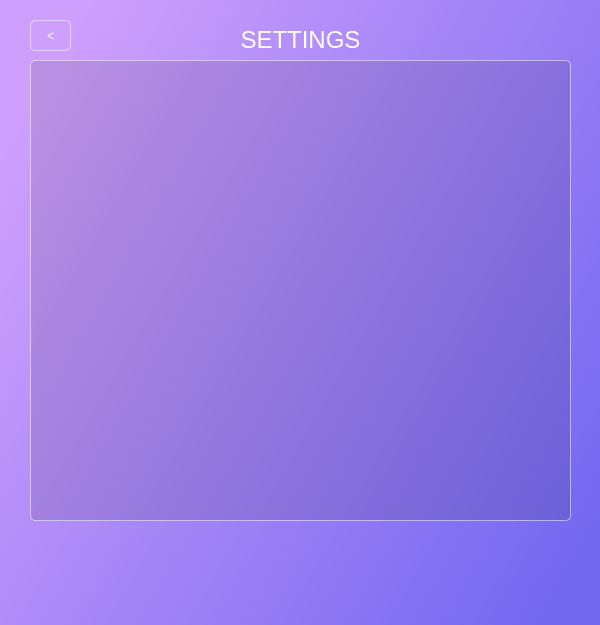
Above: CryptoView/cryptoview.ui from captainswain/CryptoView before the change. Below: the same form after it.
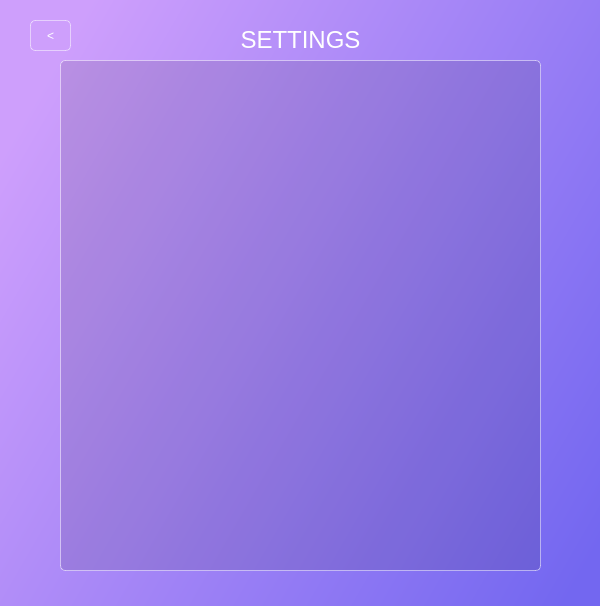
That is the form after the change. The open tabs and pages were chosen to show the change. Icons and pictures are not drawn.

Commit message: Fix ui buttons and sizing

```diff
--- a/CryptoView/cryptoview.ui
+++ b/CryptoView/cryptoview.ui
@@ -7,7 +7,7 @@
     <x>0</x>
     <y>0</y>
     <width>600</width>
-    <height>625</height>
+    <height>606</height>
    </rect>
   </property>
   <property name="windowTitle">
@@ -446,10 +446,10 @@
      <widget class="QGroupBox" name="crytoBox_5">
       <property name="geometry">
        <rect>
-        <x>30</x>
+        <x>60</x>
         <y>60</y>
-        <width>541</width>
-        <height>461</height>
+        <width>481</width>
+        <height>511</height>
        </rect>
       </property>
       <property name="styleSheet">
@@ -499,9 +499,9 @@
      <widget class="QLabel" name="label_9">
       <property name="geometry">
        <rect>
-        <x>30</x>
+        <x>0</x>
         <y>20</y>
-        <width>541</width>
+        <width>601</width>
         <height>41</height>
        </rect>
       </property>
```
The commit also changes 1 other file.
